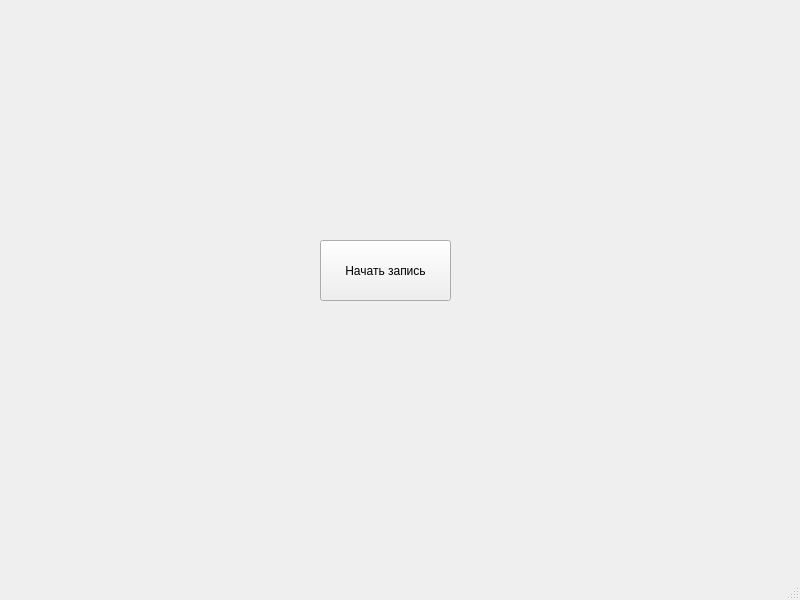
Above: main.ui from GInputAI/GInputAI_Main before the change. Below: the same form after it.
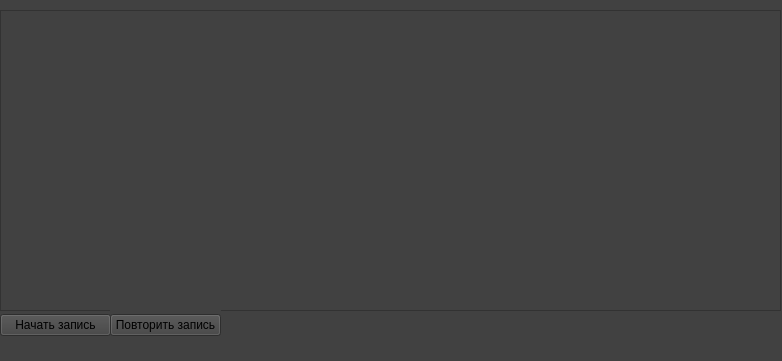
That is the form after the change.

```diff
--- a/main.ui
+++ b/main.ui
@@ -6,26 +6,76 @@
    <rect>
     <x>0</x>
     <y>0</y>
-    <width>800</width>
-    <height>600</height>
+    <width>782</width>
+    <height>361</height>
    </rect>
   </property>
   <property name="windowTitle">
    <string>MainWindow</string>
   </property>
+  <property name="styleSheet">
+   <string notr="true">background-color: rgb(0, 0, 0);
+background-color: rgb(65, 65, 65);</string>
+  </property>
   <widget class="QWidget" name="centralwidget">
-   <widget class="QPushButton" name="pushButton">
+   <widget class="QWidget" name="verticalLayoutWidget">
     <property name="geometry">
      <rect>
-      <x>320</x>
-      <y>240</y>
-      <width>131</width>
-      <height>61</height>
+      <x>0</x>
+      <y>310</y>
+      <width>111</width>
+      <height>31</height>
      </rect>
     </property>
-    <property name="text">
-     <string>Начать запись</string>
+    <layout class="QVBoxLayout" name="verticalLayout">
+     <item>
+      <widget class="QPushButton" name="pushButton">
+       <property name="styleSheet">
+        <string notr="true">push-button: rgb(255, 255, 255)</string>
+       </property>
+       <property name="text">
+        <string>Начать запись</string>
+       </property>
+      </widget>
+     </item>
+    </layout>
+   </widget>
+   <widget class="QWidget" name="gridLayoutWidget">
+    <property name="geometry">
+     <rect>
+      <x>0</x>
+      <y>10</y>
+      <width>781</width>
+      <height>301</height>
+     </rect>
     </property>
+    <layout class="QGridLayout" name="gridLayout">
+     <item row="0" column="0">
+      <widget class="QTextEdit" name="textEdit"/>
+     </item>
+    </layout>
+   </widget>
+   <widget class="QWidget" name="verticalLayoutWidget_2">
+    <property name="geometry">
+     <rect>
+      <x>110</x>
+      <y>310</y>
+      <width>111</width>
+      <height>31</height>
+     </rect>
+    </property>
+    <layout class="QVBoxLayout" name="verticalLayout_2">
+     <item>
+      <widget class="QPushButton" name="pushButton_2">
+       <property name="styleSheet">
+        <string notr="true">push-button: rgb(255, 255, 255)</string>
+       </property>
+       <property name="text">
+        <string>Повторить запись</string>
+       </property>
+      </widget>
+     </item>
+    </layout>
    </widget>
   </widget>
   <widget class="QStatusBar" name="statusbar"/>
```
